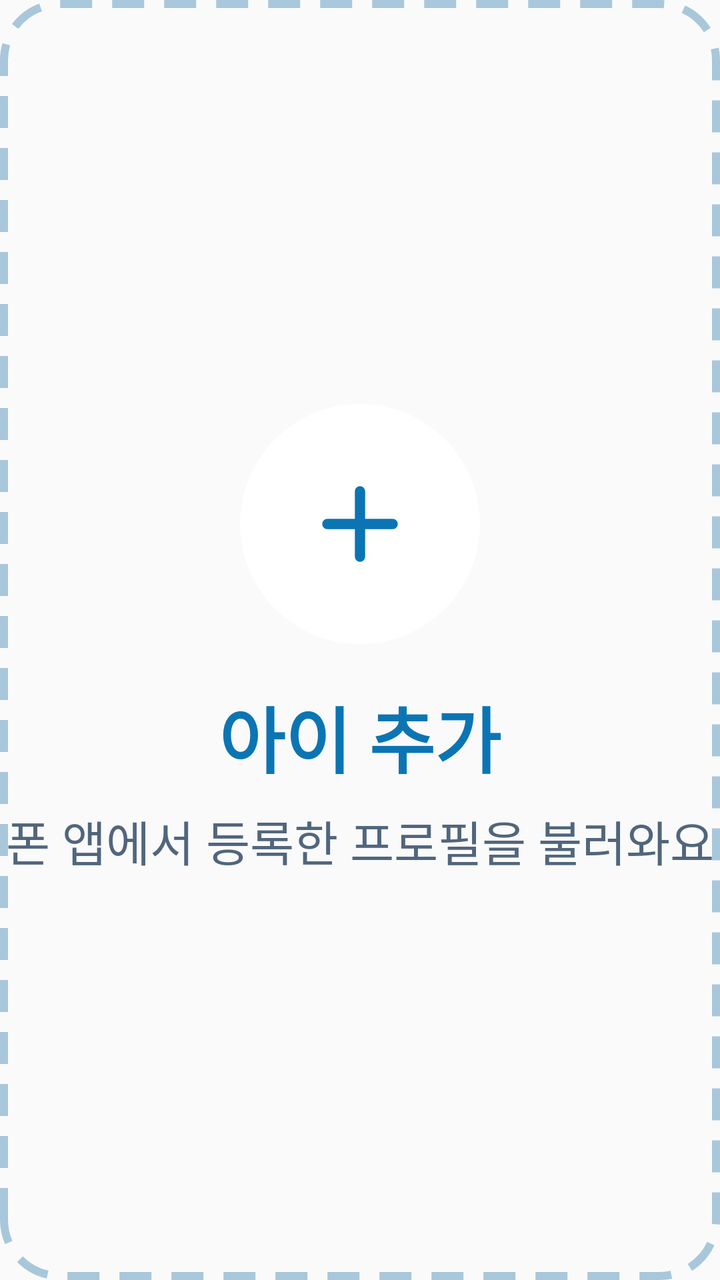
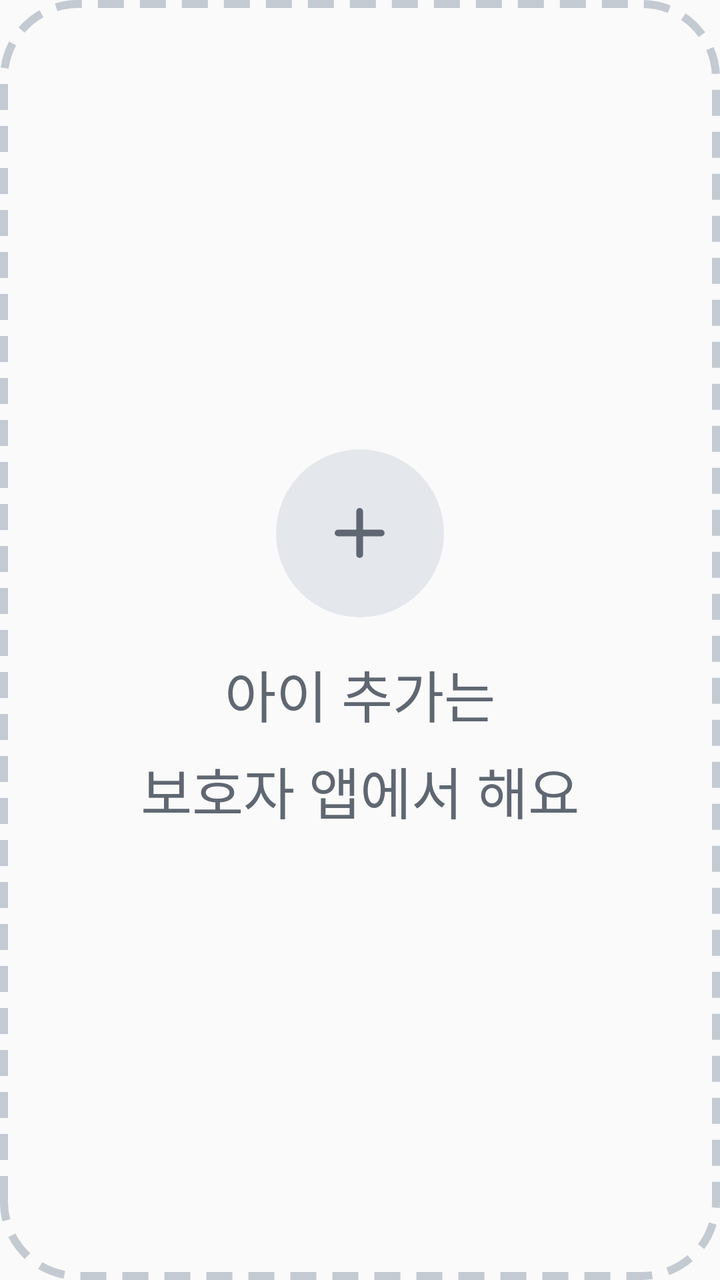

Screens rendered from an Android XML layout before and after an edit, with the pre-edit source and the edit as a unified diff.
<!-- AndroidManifest.xml: application theme Theme.AppCompat.Light.NoActionBar -->
<!-- res/layout/item_add.xml -->
<?xml version="1.0" encoding="utf-8"?>
<LinearLayout xmlns:android="http://schemas.android.com/apk/res/android"
    android:layout_width="0dp"
    android:layout_height="match_parent"
    android:layout_marginEnd="24dp"
    android:layout_weight="1"
    android:background="@drawable/bg_card_dashed"
    android:clickable="true"
    android:focusable="true"
    android:gravity="center"
    android:orientation="vertical">

    <FrameLayout
        android:layout_width="120dp"
        android:layout_height="120dp"
        android:background="@drawable/bg_photo_border">

        <ImageView
            android:layout_width="56dp"
            android:layout_height="56dp"
            android:layout_gravity="center"
            android:contentDescription="@null"
            android:src="@drawable/ic_plus"
            android:tint="@color/primary" />
    </FrameLayout>

    <TextView
        android:layout_width="wrap_content"
        android:layout_height="wrap_content"
        android:layout_marginTop="20dp"
        android:text="아이 추가"
        android:textColor="@color/primary"
        android:textSize="36sp"
        android:textStyle="bold" />

    <TextView
        android:layout_width="wrap_content"
        android:layout_height="wrap_content"
        android:layout_marginTop="8dp"
        android:text="폰 앱에서 등록한 프로필을 불러와요"
        android:textColor="@color/muted"
        android:textSize="24sp" />
</LinearLayout>
<!-- resources referenced by this layout -->
<resources>
  <color name="muted">#51667C</color>
  <color name="primary">#0B75B3</color>
  <!-- drawable bg_card_dashed (drawable) -->
  <shape xmlns:android="http://schemas.android.com/apk/res/android">
      <stroke android:width="4dp" android:color="@color/dashed" android:dashWidth="16dp" android:dashGap="10dp" />
      <corners android:radius="28dp" />
  </shape>
  <!-- drawable bg_photo_border (drawable) -->
  <shape xmlns:android="http://schemas.android.com/apk/res/android" android:shape="oval">
      <solid android:color="@color/card" />
  </shape>
  <!-- drawable ic_plus (drawable) -->
  <vector xmlns:android="http://schemas.android.com/apk/res/android" android:width="24dp" android:height="24dp" android:viewportWidth="24" android:viewportHeight="24">
      <path android:pathData="M12,5v14M5,12h14" android:strokeColor="#FFFFFFFF" android:strokeWidth="2.2" android:strokeLineCap="round" android:strokeLineJoin="round" android:fillColor="#00000000" />
  </vector>
  <color name="dashed">#A9C7DB</color>
  <color name="card">#FFFFFF</color>
</resources>

<!-- the commit's change to res/layout/item_add.xml (unified diff, before → after) -->
@@ -1,9 +1,7 @@
 <?xml version="1.0" encoding="utf-8"?>
 <LinearLayout xmlns:android="http://schemas.android.com/apk/res/android"
-    android:layout_width="0dp"
+    android:layout_width="370dp"
     android:layout_height="match_parent"
-    android:layout_marginEnd="24dp"
-    android:layout_weight="1"
     android:background="@drawable/bg_card_dashed"
     android:clickable="true"
     android:focusable="true"
@@ -11,33 +9,26 @@
     android:orientation="vertical">
 
     <FrameLayout
-        android:layout_width="120dp"
-        android:layout_height="120dp"
-        android:background="@drawable/bg_photo_border">
+        android:layout_width="84dp"
+        android:layout_height="84dp"
+        android:background="@drawable/bg_plus">
 
         <ImageView
-            android:layout_width="56dp"
-            android:layout_height="56dp"
+            android:layout_width="37dp"
+            android:layout_height="37dp"
             android:layout_gravity="center"
             android:contentDescription="@null"
             android:src="@drawable/ic_plus"
-            android:tint="@color/primary" />
+            android:tint="@color/muted" />
     </FrameLayout>
 
     <TextView
         android:layout_width="wrap_content"
         android:layout_height="wrap_content"
-        android:layout_marginTop="20dp"
-        android:text="아이 추가"
-        android:textColor="@color/primary"
-        android:textSize="36sp"
-        android:textStyle="bold" />
-
-    <TextView
-        android:layout_width="wrap_content"
-        android:layout_height="wrap_content"
-        android:layout_marginTop="8dp"
-        android:text="폰 앱에서 등록한 프로필을 불러와요"
+        android:layout_marginTop="18dp"
+        android:gravity="center"
+        android:lineSpacingMultiplier="1.2"
+        android:text="아이 추가는\n보호자 앱에서 해요"
         android:textColor="@color/muted"
-        android:textSize="24sp" />
+        android:textSize="28sp" />
 </LinearLayout>
<!-- resource entries referenced after the edit -->
@@ -1,21 +1,19 @@
 <!-- resources referenced by this layout -->
 <resources>
-  <color name="muted">#51667C</color>
-  <color name="primary">#0B75B3</color>
+  <color name="muted">#5F6772</color>
   <!-- drawable bg_card_dashed (drawable) -->
   <shape xmlns:android="http://schemas.android.com/apk/res/android">
-      <stroke android:width="4dp" android:color="@color/dashed" android:dashWidth="16dp" android:dashGap="10dp" />
-      <corners android:radius="28dp" />
+      <stroke android:width="4dp" android:color="@color/dashed" android:dashWidth="13dp" android:dashGap="8dp" />
+      <corners android:radius="37dp" />
   </shape>
-  <!-- drawable bg_photo_border (drawable) -->
+  <!-- drawable bg_plus (drawable) -->
   <shape xmlns:android="http://schemas.android.com/apk/res/android" android:shape="oval">
-      <solid android:color="@color/card" />
+      <solid android:color="#E4E8EC" />
   </shape>
   <!-- drawable ic_plus (drawable) -->
   <vector xmlns:android="http://schemas.android.com/apk/res/android" android:width="24dp" android:height="24dp" android:viewportWidth="24" android:viewportHeight="24">
       <path android:pathData="M12,5v14M5,12h14" android:strokeColor="#FFFFFFFF" android:strokeWidth="2.2" android:strokeLineCap="round" android:strokeLineJoin="round" android:fillColor="#00000000" />
   </vector>
-  <color name="dashed">#A9C7DB</color>
-  <color name="card">#FFFFFF</color>
+  <color name="dashed">#C3CAD2</color>
 </resources>
 
